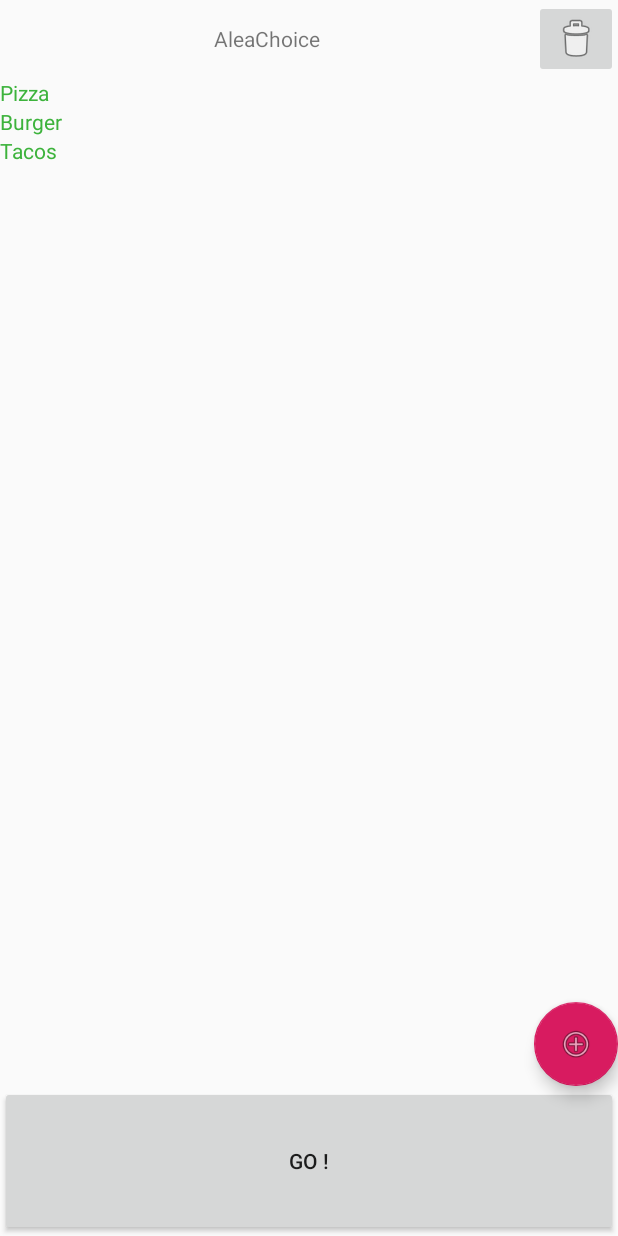
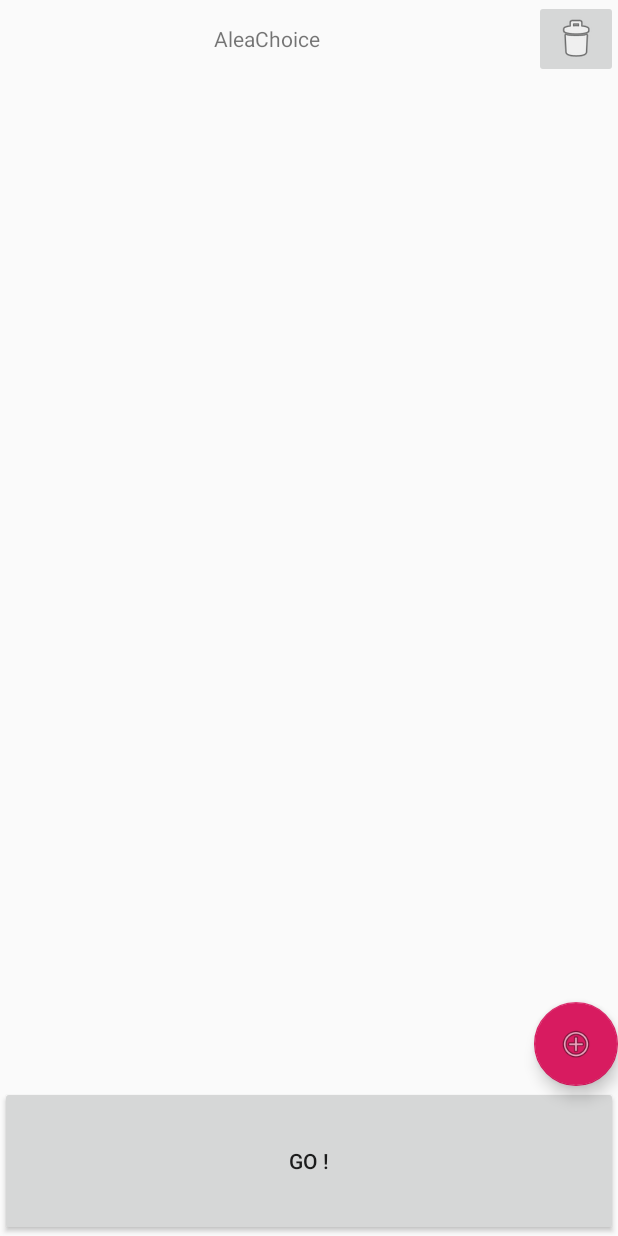
Before and after one commit to Owasana/Aleachoice, an Android app: the screen it shows after launch (MainActivity), on a phone screen of 412 x 824 dp. Run offline under Robolectric (Android 15) with nearby library versions, the phone set to English and light mode, and no system bars.

```diff
--- a/app/src/main/AndroidManifest.xml
+++ b/app/src/main/AndroidManifest.xml
@@ -9,7 +9,7 @@
         android:roundIcon="@mipmap/ic_launcher_round"
         android:supportsRtl="true"
         android:theme="@style/AppTheme">
-        <activity android:name=".ResultActivity"></activity>
+        <activity android:name=".Main2Activity"></activity>
         <activity android:name=".MainActivity">
             <intent-filter>
                 <action android:name="android.intent.action.MAIN" />
--- a/app/src/main/java/com/example/aleachoice/MainActivity.java
+++ b/app/src/main/java/com/example/aleachoice/MainActivity.java
@@ -4,23 +4,9 @@ import androidx.appcompat.app.AppCompatActivity;
 import androidx.recyclerview.widget.LinearLayoutManager;
 import androidx.recyclerview.widget.RecyclerView;
 
-import android.app.AlertDialog;
-import android.content.DialogInterface;
-import android.content.Intent;
 import android.os.Bundle;
-import android.view.Gravity;
-import android.view.LayoutInflater;
-import android.view.View;
-import android.widget.Button;
-import android.widget.PopupWindow;
-import android.widget.TextView;
-
-import com.google.android.material.floatingactionbutton.FloatingActionButton;
-
-import org.w3c.dom.Text;
 
 import model.Collection;
-import model.Item;
 import view.ItemAdapter;
 
 public class MainActivity extends AppCompatActivity {
@@ -28,72 +14,19 @@ public class MainActivity extends AppCompatActivity {
     private RecyclerView.Adapter mAdapter;
     private RecyclerView.LayoutManager layoutManager;
     private Collection m_collection;
-    private Button go_button;
-    private FloatingActionButton add_button;
-    private AlertDialog.Builder builder;
-    private AlertDialog dialog;
-    private TextView add_text;
 
     @Override
     protected void onCreate(Bundle savedInstanceState) {
         super.onCreate(savedInstanceState);
         setContentView(R.layout.activity_main);
 
-        m_collection = new Collection();
-
-        Item item1 = new Item("Pizza");
-        Item item2 = new Item("Burger");
-        Item item3 = new Item("Tacos");
-
-        m_collection.addItem(item1);
-        m_collection.addItem(item2);
-        m_collection.addItem(item3);
-
-        recyclerView = findViewById(R.id.recycler_view);
+        /*recyclerView = findViewById(R.id.recycler_view);
 
         layoutManager = new LinearLayoutManager(this);
         recyclerView.setLayoutManager(layoutManager);
 
         mAdapter = new ItemAdapter(m_collection);
-        recyclerView.setAdapter(mAdapter);
-
-        go_button = findViewById(R.id.go_button);
-        go_button.setOnClickListener(new View.OnClickListener() {
-            @Override
-            public void onClick(View v) {
-                Collection.PickResult result = m_collection.pick();
-                Intent intent = new Intent(MainActivity.this, ResultActivity.class);
-                intent.putExtra("result", result);
-                startActivity(intent);
-            }
-        });
-
-        builder = new AlertDialog.Builder(this);
-        LayoutInflater inflater = getLayoutInflater();
-
-        View dialogView = inflater.inflate(R.layout.add_dialog, null);
-        add_text = dialogView.findViewById(R.id.add_text);
-
-        builder.setView(dialogView)
-                .setPositiveButton(R.string.ok, new DialogInterface.OnClickListener() {
-                    @Override
-                    public void onClick(DialogInterface dialog, int id) {
-                        Item item = new Item(add_text.getText().toString());
-                        m_collection.addItem(item);
-                    }
-                });
-
-        dialog = builder.create();
-
-        add_button = findViewById(R.id.add_button);
-        add_button.setOnClickListener(new View.OnClickListener() {
-            @Override
-            public void onClick(View v) {
-                dialog.show();
-            }
-        });
+        recyclerView.setAdapter(mAdapter);*/
 
     }
-
-
 }
--- a/app/src/main/res/values/strings.xml
+++ b/app/src/main/res/values/strings.xml
@@ -2,7 +2,6 @@
     <string name="app_name">AleaChoice</string>
     <string name="delete_button">suppression</string>
     <string name="go_button">GO !</string>
-    <string name="add_text">Ajouter</string>
     <string name="text_name_app">AleaChoice</string>
-    <string name="ok">Valider</string>
+    <string name="add_text">Ajouter un nouvel élement</string>
 </resources>
```
